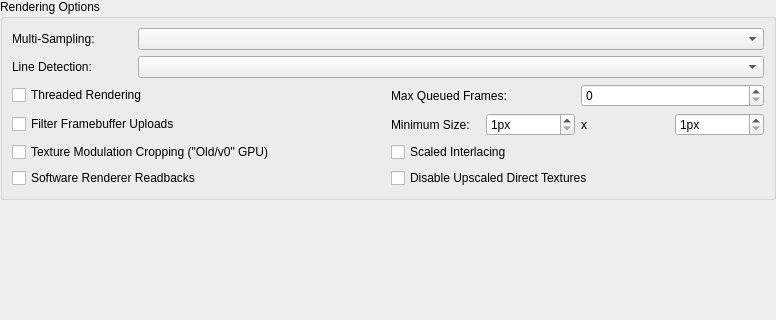
This is src/duckstation-qt/graphicssettingswidget.ui in stenzek/duckstation as Qt 5 draws it before an edit; both pictures show x 0 to 776 and y 296 to 616 of the 776 by 616 pixel window. The edited form follows.
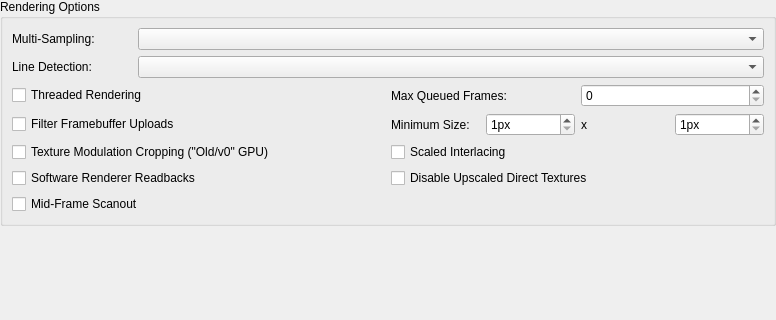
This is the edited form. The open tabs and pages were chosen to show the change. Icons and pictures are not drawn.

Commit message:
GPU: Add mid-frame scanout option
Scans out the lines displayed so far when the display start address changes mid-frame, for split-screen
effects such as in Dreams. Opt-in, because games that swap buffers mid-frame will tear.

```diff
--- a/src/duckstation-qt/graphicssettingswidget.ui
+++ b/src/duckstation-qt/graphicssettingswidget.ui
@@ -665,6 +665,13 @@
               </property>
              </widget>
             </item>
+            <item row="4" column="0">
+             <widget class="QCheckBox" name="midFrameScanout">
+              <property name="text">
+               <string>Mid-Frame Scanout</string>
+              </property>
+             </widget>
+            </item>
            </layout>
           </item>
          </layout>
```
The commit also changes 10 other files.
